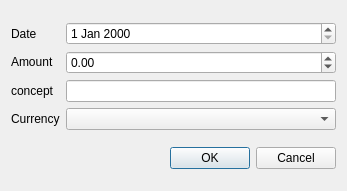
Old version of the form frontend/transaccionbasicadialog.ui in the repository JulianAlejandro/QT_CuentasCPP.
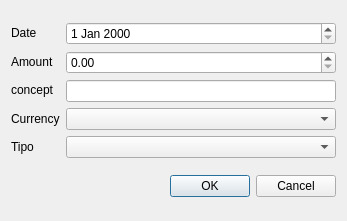
New version of the form.

Commit message: añadidos, campos de gasto ingreso y modificacion de dialog faltan cosas

Diff of the .ui file:
```diff
--- a/frontend/transaccionbasicadialog.ui
+++ b/frontend/transaccionbasicadialog.ui
@@ -7,7 +7,7 @@
     <x>0</x>
     <y>0</y>
     <width>347</width>
-    <height>191</height>
+    <height>221</height>
    </rect>
   </property>
   <property name="windowTitle">
@@ -46,6 +46,13 @@
          </property>
         </widget>
        </item>
+       <item>
+        <widget class="QLabel" name="label_5">
+         <property name="text">
+          <string>Tipo</string>
+         </property>
+        </widget>
+       </item>
       </layout>
      </item>
      <item>
@@ -56,7 +63,7 @@
        <item>
         <widget class="QDoubleSpinBox" name="amountDubleSpinBox">
          <property name="minimum">
-          <double>-999999900000.000000000000000</double>
+          <double>0.000000000000000</double>
          </property>
          <property name="maximum">
           <double>999999.000000000000000</double>
@@ -69,6 +76,9 @@
        <item>
         <widget class="QComboBox" name="currencyComboBox"/>
        </item>
+       <item>
+        <widget class="QComboBox" name="tipoComboBox"/>
+       </item>
       </layout>
      </item>
     </layout>
```
Left out of the diff: 2 changed lines with no effect on the pictures. The commit also changes 7 other files.
